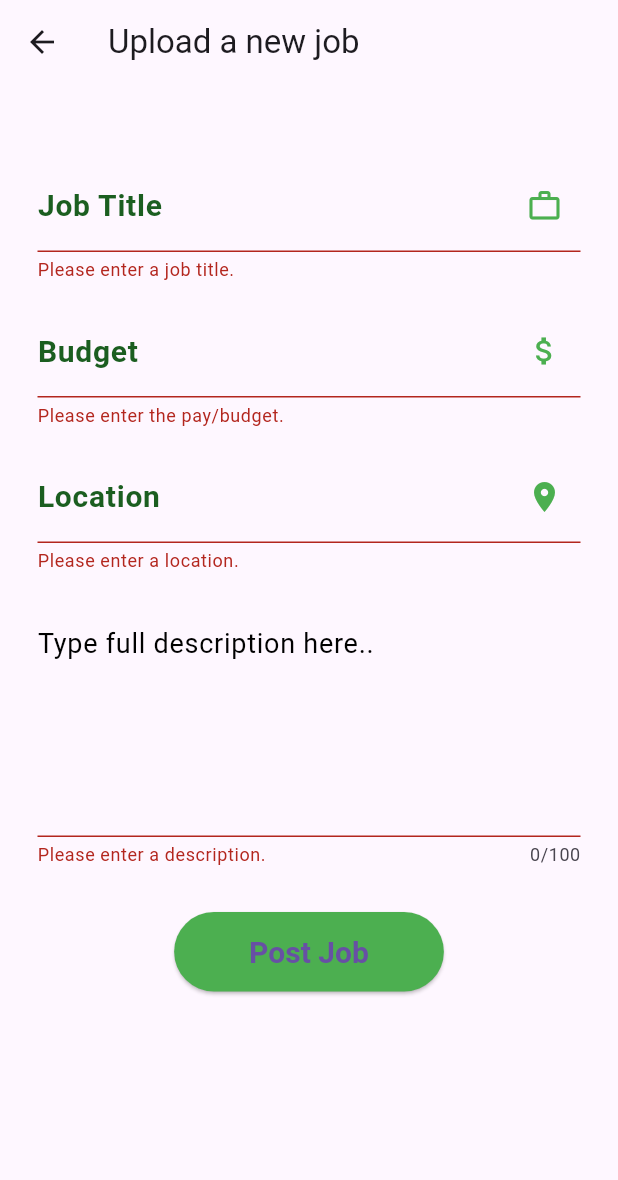
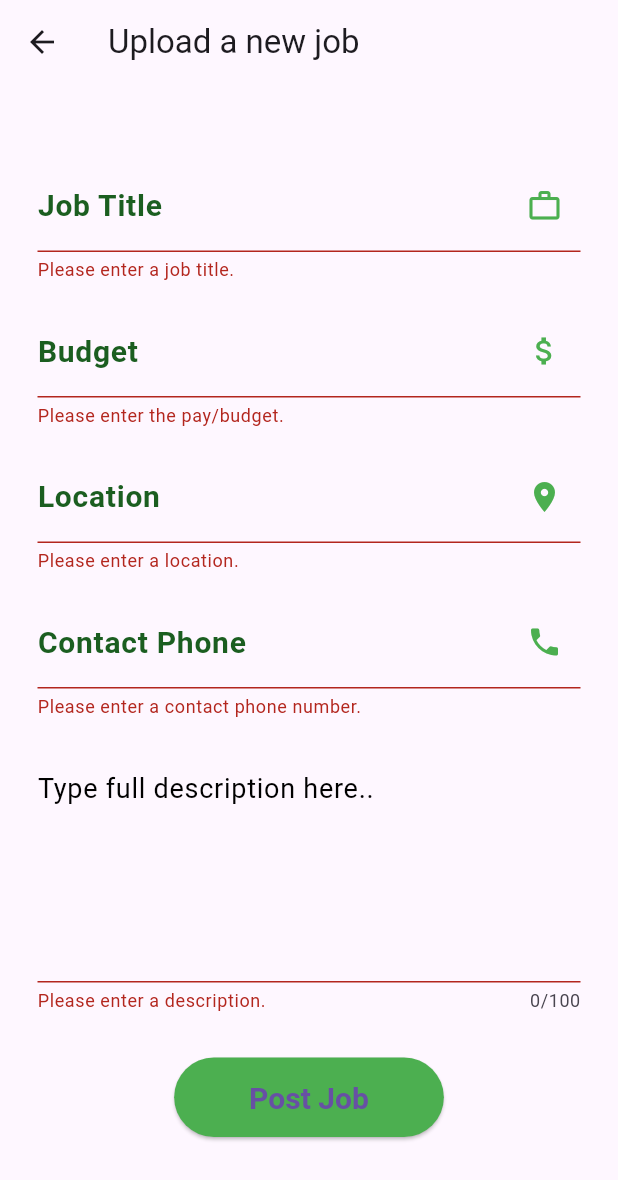
Before and after one commit to Wallywex/jobar_app, a Flutter app: the CreateJobScreen screen opened directly, after a tap on "Post Job", on a phone screen of 412 x 824 dp. Shown: the top 1180 px of the screen. Run offline on Flutter 3.47's test engine with Material 3 defaults, Android fonts, the phone set to English and light mode, and no system bars; our stand-ins replace cloud_firestore, firebase_auth, firebase_core; accounts and stored records are empty.

Commit message:
New changes

```diff
--- a/lib/Screens/createJobScreen.dart
+++ b/lib/Screens/createJobScreen.dart
@@ -21,6 +21,7 @@ class _CreateJobScreenState extends State<CreateJobScreen> {
   final _payController = TextEditingController(); // Renamed from 'budget'
   final _locationController = TextEditingController();
   final _descriptionController = TextEditingController();
+  final _contactPhoneController = TextEditingController();
 
   // --- 3. THE FUNCTION THAT DOES THE WORK ---
   Future<void> _postJob() async {
@@ -54,6 +55,7 @@ class _CreateJobScreenState extends State<CreateJobScreen> {
         // --- CRITICAL FIELDS ---
         'postedBy': user.uid, // This links the job to the user!
         'datePosted': Timestamp.now(), // So we can sort by newest
+        'contactPhone' : _contactPhoneController.text.trim()
       };
 
       // --- 5. SAVE TO FIRESTORE ---
@@ -69,9 +71,9 @@ class _CreateJobScreenState extends State<CreateJobScreen> {
       // Handle any errors
       print("Error posting job: $e");
       if (mounted) {
-        ScaffoldMessenger.of(context).showSnackBar(
-          SnackBar(content: Text('Error posting job: $e')),
-        );
+        ScaffoldMessenger.of(
+          context,
+        ).showSnackBar(SnackBar(content: Text('Error posting job: $e')));
       }
     }
 
@@ -88,6 +90,7 @@ class _CreateJobScreenState extends State<CreateJobScreen> {
     _payController.dispose();
     _locationController.dispose();
     _descriptionController.dispose();
+    _contactPhoneController.dispose();
     super.dispose();
   }
 
@@ -125,17 +128,25 @@ class _CreateJobScreenState extends State<CreateJobScreen> {
                         fontWeight: FontWeight.bold,
                         color: Colors.green.shade900,
                       ),
-                      hintStyle:
-                          const TextStyle(fontSize: 18, color: Colors.black),
-                      suffixIcon:
-                          const Icon(Icons.work_outline, color: Colors.green),
+                      hintStyle: const TextStyle(
+                        fontSize: 18,
+                        color: Colors.black,
+                      ),
+                      suffixIcon: const Icon(
+                        Icons.work_outline,
+                        color: Colors.green,
+                      ),
                       focusedBorder: OutlineInputBorder(
-                        borderSide:
-                            BorderSide(color: Colors.green.shade900, width: 3),
+                        borderSide: BorderSide(
+                          color: Colors.green.shade900,
+                          width: 3,
+                        ),
                       ),
                       enabledBorder: OutlineInputBorder(
-                        borderSide:
-                            BorderSide(color: Colors.green.shade900, width: 2),
+                        borderSide: BorderSide(
+                          color: Colors.green.shade900,
+                          width: 2,
+                        ),
                       ),
                     ),
                   ),
@@ -160,17 +171,25 @@ class _CreateJobScreenState extends State<CreateJobScreen> {
                         fontWeight: FontWeight.bold,
                         color: Colors.green.shade900,
                       ),
-                      hintStyle:
-                          const TextStyle(fontSize: 18, color: Colors.black),
-                      suffixIcon:
-                          const Icon(Icons.attach_money, color: Colors.green),
+                      hintStyle: const TextStyle(
+                        fontSize: 18,
+                        color: Colors.black,
+                      ),
+                      suffixIcon: const Icon(
+                        Icons.attach_money,
+                        color: Colors.green,
+                      ),
                       focusedBorder: OutlineInputBorder(
-                        borderSide:
-                            BorderSide(color: Colors.green.shade900, width: 3),
+                        borderSide: BorderSide(
+                          color: Colors.green.shade900,
+                          width: 3,
+                        ),
                       ),
                       enabledBorder: OutlineInputBorder(
-                        borderSide:
-                            BorderSide(color: Colors.green.shade900, width: 2),
+                        borderSide: BorderSide(
+                          color: Colors.green.shade900,
+                          width: 2,
+                        ),
                       ),
                     ),
                   ),
@@ -195,17 +214,68 @@ class _CreateJobScreenState extends State<CreateJobScreen> {
                         fontWeight: FontWeight.bold,
                         color: Colors.green.shade900,
                       ),
-                      hintStyle:
-                          const TextStyle(fontSize: 18, color: Colors.black),
-                      suffixIcon:
-                          const Icon(Icons.location_on, color: Colors.green),
+                      hintStyle: const TextStyle(
+                        fontSize: 18,
+                        color: Colors.black,
+                      ),
+                      suffixIcon: const Icon(
+                        Icons.location_on,
+                        color: Colors.green,
+                      ),
                       focusedBorder: OutlineInputBorder(
-                        borderSide:
-                            BorderSide(color: Colors.green.shade900, width: 3),
+                        borderSide: BorderSide(
+                          color: Colors.green.shade900,
+                          width: 3,
+                        ),
                       ),
                       enabledBorder: OutlineInputBorder(
-                        borderSide:
-                            BorderSide(color: Colors.green.shade900, width: 2),
+                        borderSide: BorderSide(
+                          color: Colors.green.shade900,
+                          width: 2,
+                        ),
+                      ),
+                    ),
+                  ),
+                  // ... after your Location TextFormField
+                  const SizedBox(height: 15),
+                  TextFormField(
+                    // --- ADD THIS NEW FIELD ---
+                    controller: _contactPhoneController,
+                    keyboardType: TextInputType.phone, // Use the phone keyboard
+                    validator: (value) {
+                      if (value == null || value.trim().isEmpty) {
+                        return 'Please enter a contact phone number.';
+                      }
+                      return null;
+                    },
+                    style: const TextStyle(fontSize: 18, color: Colors.black),
+                    decoration: InputDecoration(
+                      hintText: "Type phone number here..",
+                      labelText: "Contact Phone", // <-- NEW
+                      labelStyle: TextStyle(
+                        fontSize: 20,
+                        fontWeight: FontWeight.bold,
+                        color: Colors.green.shade900,
+                      ),
+                      hintStyle: const TextStyle(
+                        fontSize: 18,
+                        color: Colors.black,
+                      ),
+                      suffixIcon: const Icon(
+                        Icons.phone,
+                        color: Colors.green,
+                      ), // <-- NEW
+                      focusedBorder: OutlineInputBorder(
+                        borderSide: BorderSide(
+                          color: Colors.green.shade900,
+                          width: 3,
+                        ),
+                      ),
+                      enabledBorder: OutlineInputBorder(
+                        borderSide: BorderSide(
+                          color: Colors.green.shade900,
+                          width: 2,
+                        ),
                       ),
                     ),
                   ),
@@ -230,15 +300,21 @@ class _CreateJobScreenState extends State<CreateJobScreen> {
                         fontWeight: FontWeight.bold,
                         color: Colors.green.shade900,
                       ),
-                      hintStyle:
-                          const TextStyle(fontSize: 18, color: Colors.black),
+                      hintStyle: const TextStyle(
+                        fontSize: 18,
+                        color: Colors.black,
+                      ),
                       focusedBorder: OutlineInputBorder(
-                        borderSide:
-                            BorderSide(color: Colors.green.shade900, width: 3),
+                        borderSide: BorderSide(
+                          color: Colors.green.shade900,
+                          width: 3,
+                        ),
                       ),
                       enabledBorder: OutlineInputBorder(
-                        borderSide:
-                            BorderSide(color: Colors.green.shade900, width: 2),
+                        borderSide: BorderSide(
+                          color: Colors.green.shade900,
+                          width: 2,
+                        ),
                       ),
                     ),
                   ),
@@ -249,7 +325,9 @@ class _CreateJobScreenState extends State<CreateJobScreen> {
                     style: ElevatedButton.styleFrom(
                       backgroundColor: _isLoading ? Colors.grey : Colors.green,
                       padding: const EdgeInsets.symmetric(
-                          horizontal: 50, vertical: 15),
+                        horizontal: 50,
+                        vertical: 15,
+                      ),
                       textStyle: const TextStyle(
                         fontSize: 20,
                         fontWeight: FontWeight.bold,
--- a/pubspec.yaml
+++ b/pubspec.yaml
@@ -37,6 +37,8 @@ dependencies:
   firebase_core: ^3.1.1
   firebase_auth: ^5.1.1
   cloud_firestore: ^5.0.2
+  url_launcher: ^6.2.6
+  intl : ^0.19.0
 
 dev_dependencies:
   flutter_test:
```
Also changed, not shown: lib/Screens/homescreen.dart (+16 -19 lines), lib/Widgets/buildInfoRow.dart (added, +31 -0 lines), lib/Widgets/jobCard.dart (+29 -8 lines), lib/Images/jobcard.png (added), pubspec.lock.
